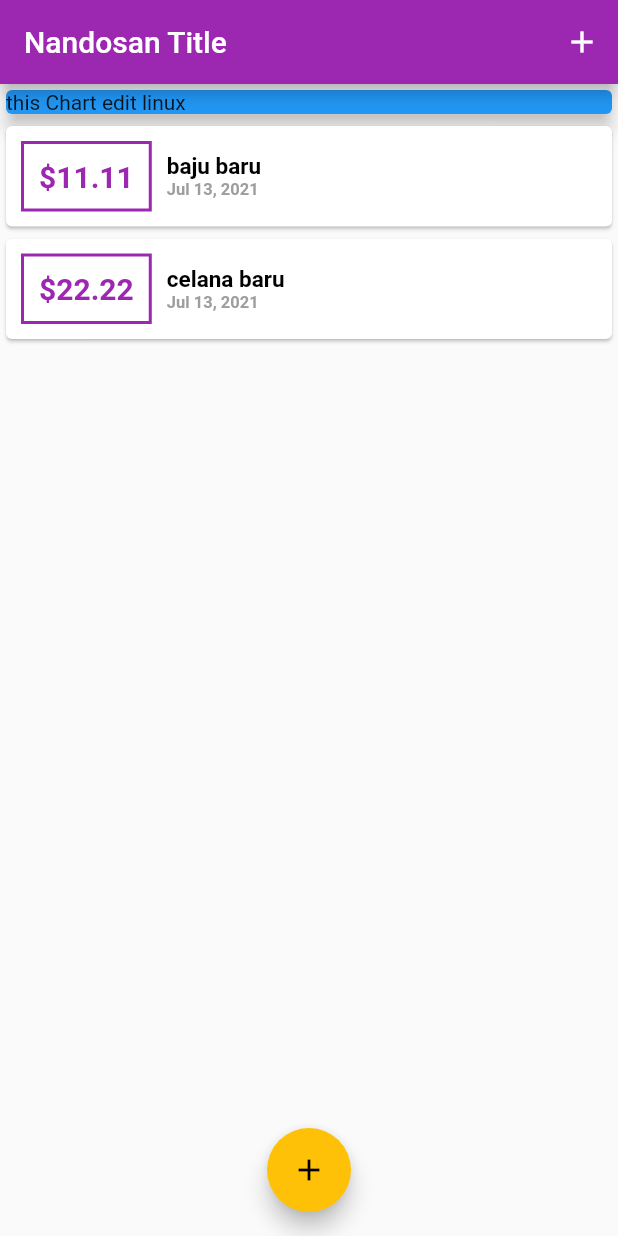
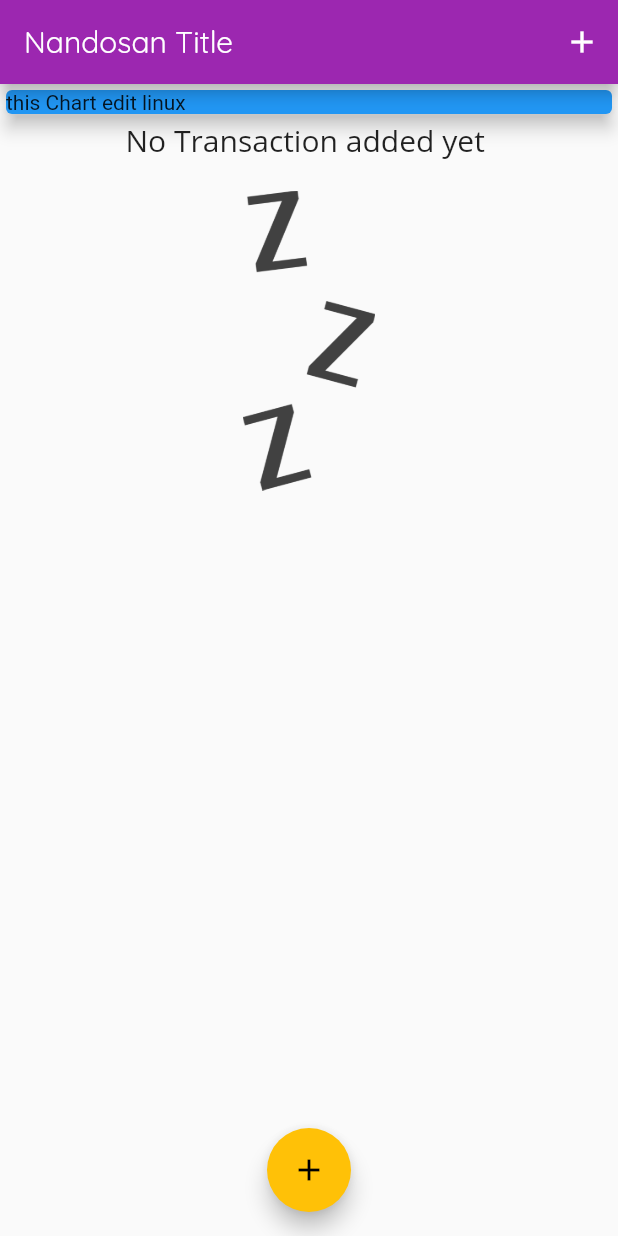
Before and after one commit to DamnAndo/FlutterProjectExpanse, a Flutter app: the screen it shows after launch, on a phone screen of 412 x 824 dp. Run offline on Flutter 3.47's test engine with Material 2 defaults, Android fonts, the phone set to English and light mode, and no system bars.

Commit message:
Penambahan font & image

```diff
--- a/first_app/lib/main.dart
+++ b/first_app/lib/main.dart
@@ -14,7 +14,21 @@ class MyApp extends StatelessWidget {
       title: 'Flutter Demo',
       theme: ThemeData(
         primarySwatch: Colors.purple,
-        accentColor: Colors.amber
+        accentColor: Colors.amber,
+        textTheme: ThemeData.light().textTheme.copyWith(
+            title : TextStyle(
+              fontFamily: 'OpenSans',
+              fontSize: 20,
+            )
+          ),
+        appBarTheme: AppBarTheme(
+          textTheme: ThemeData.light().textTheme.copyWith(
+            title : TextStyle(
+              fontFamily: 'Quicksand',
+              fontSize: 20,
+            )
+          )
+        ),
       ),
       home: MyHomePage(),
     );
@@ -29,12 +43,7 @@ class MyHomePage extends StatefulWidget {
 
 class _MyHomePageState extends State<MyHomePage> {
 
-  final List<Transaction> _userTransactions = [
-    Transaction(
-        id: 't1', title: "baju baru", amount: 11.11, date: DateTime.now()),
-    Transaction(
-        id: 't2', title: "celana baru", amount: 22.22, date: DateTime.now()),
-  ];
+  final List<Transaction> _userTransactions = [];
 
   void _addNewTransaction(String txTitle, double txAmount) {
     final newTx = Transaction(
--- a/first_app/lib/widgets/transaction_list.dart
+++ b/first_app/lib/widgets/transaction_list.dart
@@ -11,7 +11,25 @@ class TransactionList extends StatelessWidget {
   Widget build(BuildContext context) {
     return Container(
       height: 300,
-        child: ListView.builder(
+        child: transactions.isEmpty ? Column(
+          children: <Widget>[
+            Text(
+              "No Transaction added yet ",
+              style : Theme.of(context).textTheme.title,
+            ),
+            SizedBox(
+              height : 20,
+            ),
+            Container(
+              height: 200,
+              child : Image.asset(
+                'assets/images/waiting.png',
+                fit : BoxFit.cover
+              )
+            )
+          ],
+        )
+        : ListView.builder(
           itemBuilder: (context, index) {
             return Card(
                 child: Row(
@@ -38,10 +56,9 @@ class TransactionList extends StatelessWidget {
                     Container(
                         child: Text(
                           transactions[index].title,
-                            style: TextStyle(
-                                fontWeight: FontWeight.bold,
-                                fontSize: 15,
-                                color: Colors.black))),
+                            style: Theme.of(context).textTheme.title,
+                        )
+                    ),
                     Text(DateFormat.yMMMd().format(transactions[index].date),
                         style: TextStyle(
                             fontWeight: FontWeight.bold,
```
Also changed, not shown: first_app/pubspec.yaml (+13 -8 lines), first_app/assets/fonts/OpenSans-Bold.ttf (added), first_app/assets/fonts/OpenSans-Regular.ttf (added), first_app/assets/fonts/Quicksand-Bold.ttf (added), first_app/assets/fonts/Quicksand-Light.ttf (added), first_app/assets/fonts/Quicksand-Medium.ttf (added), first_app/assets/fonts/Quicksand-Regular.ttf (added), first_app/assets/images/waiting.png (added).
